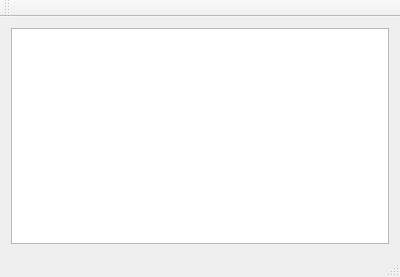
Above: gamewindow.ui from Andrii-hotfix/Atari before the change. Below: the same form after it.
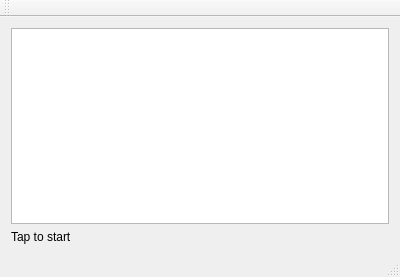
That is the form after the change.

Patch:
```diff
--- a/gamewindow.ui
+++ b/gamewindow.ui
@@ -22,6 +22,13 @@
       </property>
      </widget>
     </item>
+    <item row="1" column="0">
+     <widget class="QLabel" name="label">
+      <property name="text">
+       <string>Tap to start</string>
+      </property>
+     </widget>
+    </item>
    </layout>
   </widget>
   <widget class="QMenuBar" name="menuBar">
```
